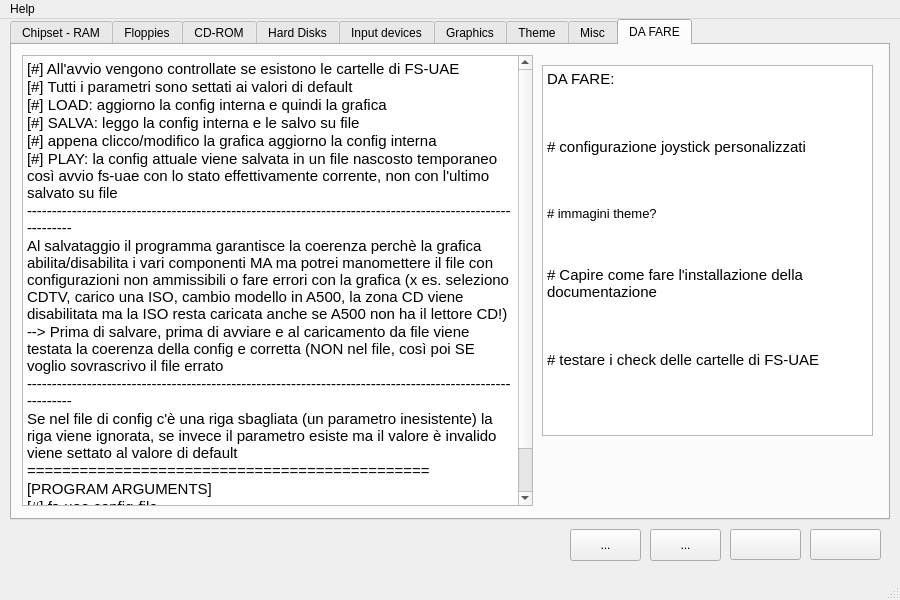
Old version of the form amiga.ui in the repository PSRAmiga/fs-uae.
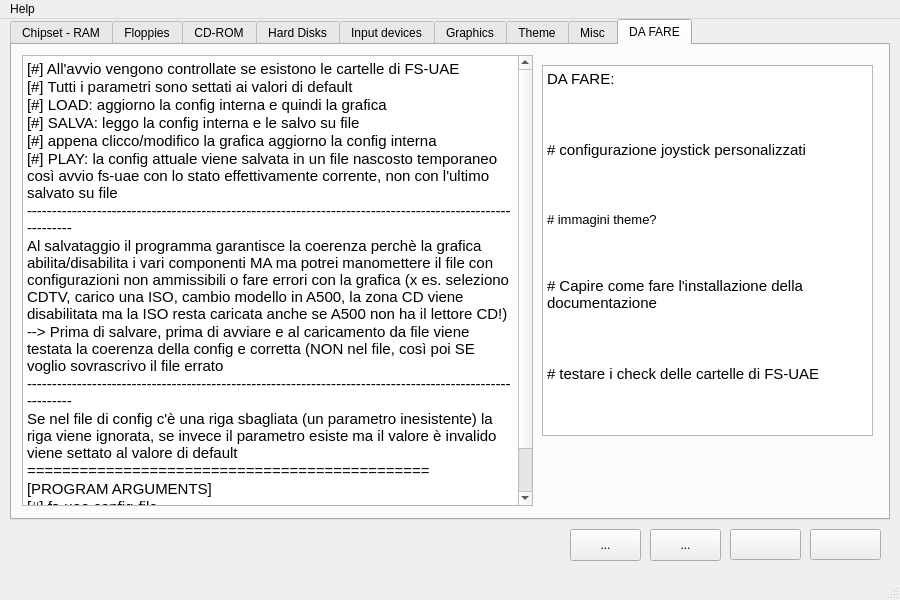
New version of the form. The open tabs and pages were chosen to show the change. Icons and pictures are not drawn.

```diff
--- a/amiga.ui
+++ b/amiga.ui
@@ -6322,20 +6322,20 @@
        <string>&lt;!DOCTYPE HTML PUBLIC &quot;-//W3C//DTD HTML 4.0//EN&quot; &quot;http://www.w3.org/TR/REC-html40/strict.dtd&quot;&gt;
 &lt;html&gt;&lt;head&gt;&lt;meta name=&quot;qrichtext&quot; content=&quot;1&quot; /&gt;&lt;style type=&quot;text/css&quot;&gt;
 p, li { white-space: pre-wrap; }
-&lt;/style&gt;&lt;/head&gt;&lt;body style=&quot; font-family:'DejaVu Sans'; font-size:10pt; font-weight:400; font-style:normal;&quot;&gt;
-&lt;p style=&quot; margin-top:0px; margin-bottom:0px; margin-left:0px; margin-right:0px; -qt-block-indent:0; text-indent:0px;&quot;&gt;&lt;span style=&quot; font-family:'Ubuntu'; font-size:11pt;&quot;&gt;DA FARE:&lt;/span&gt;&lt;/p&gt;
-&lt;p style=&quot;-qt-paragraph-type:empty; margin-top:0px; margin-bottom:0px; margin-left:0px; margin-right:0px; -qt-block-indent:0; text-indent:0px; font-family:'Ubuntu'; font-size:11pt;&quot;&gt;&lt;/p&gt;
-&lt;p style=&quot; margin-top:0px; margin-bottom:0px; margin-left:0px; margin-right:0px; -qt-block-indent:0; text-indent:0px;&quot;&gt;&lt;span style=&quot; font-family:'Ubuntu'; font-size:11pt;&quot;&gt;&lt;br /&gt;&lt;/span&gt;&lt;/p&gt;
-&lt;p style=&quot; margin-top:0px; margin-bottom:0px; margin-left:0px; margin-right:0px; -qt-block-indent:0; text-indent:0px;&quot;&gt;&lt;span style=&quot; font-family:'Ubuntu'; font-size:11pt;&quot;&gt;# configurazione joystick personalizzati&lt;/span&gt;&lt;/p&gt;
-&lt;p style=&quot;-qt-paragraph-type:empty; margin-top:0px; margin-bottom:0px; margin-left:0px; margin-right:0px; -qt-block-indent:0; text-indent:0px; font-family:'Ubuntu'; font-size:11pt;&quot;&gt;&lt;/p&gt;
-&lt;p style=&quot; margin-top:0px; margin-bottom:0px; margin-left:0px; margin-right:0px; -qt-block-indent:0; text-indent:0px;&quot;&gt;&lt;span style=&quot; font-family:'Ubuntu'; font-size:11pt;&quot;&gt;&lt;br /&gt;&lt;/span&gt;&lt;/p&gt;
-&lt;p style=&quot; margin-top:0px; margin-bottom:0px; margin-left:0px; margin-right:0px; -qt-block-indent:0; text-indent:0px;&quot;&gt;# immagini theme?&lt;/p&gt;
+&lt;/style&gt;&lt;/head&gt;&lt;body style=&quot; font-family:'Ubuntu'; font-size:11pt; font-weight:400; font-style:normal;&quot;&gt;
+&lt;p style=&quot; margin-top:0px; margin-bottom:0px; margin-left:0px; margin-right:0px; -qt-block-indent:0; text-indent:0px;&quot;&gt;DA FARE:&lt;/p&gt;
 &lt;p style=&quot;-qt-paragraph-type:empty; margin-top:0px; margin-bottom:0px; margin-left:0px; margin-right:0px; -qt-block-indent:0; text-indent:0px;&quot;&gt;&lt;/p&gt;
 &lt;p style=&quot; margin-top:0px; margin-bottom:0px; margin-left:0px; margin-right:0px; -qt-block-indent:0; text-indent:0px;&quot;&gt;&lt;br /&gt;&lt;/p&gt;
-&lt;p style=&quot; margin-top:0px; margin-bottom:0px; margin-left:0px; margin-right:0px; -qt-block-indent:0; text-indent:0px;&quot;&gt;&lt;span style=&quot; font-family:'Ubuntu'; font-size:11pt;&quot;&gt;# Capire come fare l'installazione della documentazione&lt;/span&gt;&lt;/p&gt;
-&lt;p style=&quot;-qt-paragraph-type:empty; margin-top:0px; margin-bottom:0px; margin-left:0px; margin-right:0px; -qt-block-indent:0; text-indent:0px; font-family:'Ubuntu'; font-size:11pt;&quot;&gt;&lt;/p&gt;
-&lt;p style=&quot; margin-top:0px; margin-bottom:0px; margin-left:0px; margin-right:0px; -qt-block-indent:0; text-indent:0px;&quot;&gt;&lt;span style=&quot; font-family:'Ubuntu'; font-size:11pt;&quot;&gt;&lt;br /&gt;&lt;/span&gt;&lt;/p&gt;
-&lt;p style=&quot; margin-top:0px; margin-bottom:0px; margin-left:0px; margin-right:0px; -qt-block-indent:0; text-indent:0px;&quot;&gt;&lt;span style=&quot; font-family:'Ubuntu'; font-size:11pt;&quot;&gt;# testare i check delle cartelle di FS-UAE&lt;/span&gt;&lt;/p&gt;&lt;/body&gt;&lt;/html&gt;</string>
+&lt;p style=&quot; margin-top:0px; margin-bottom:0px; margin-left:0px; margin-right:0px; -qt-block-indent:0; text-indent:0px;&quot;&gt;# configurazione joystick personalizzati&lt;/p&gt;
+&lt;p style=&quot;-qt-paragraph-type:empty; margin-top:0px; margin-bottom:0px; margin-left:0px; margin-right:0px; -qt-block-indent:0; text-indent:0px;&quot;&gt;&lt;/p&gt;
+&lt;p style=&quot; margin-top:0px; margin-bottom:0px; margin-left:0px; margin-right:0px; -qt-block-indent:0; text-indent:0px;&quot;&gt;&lt;br /&gt;&lt;/p&gt;
+&lt;p style=&quot; margin-top:0px; margin-bottom:0px; margin-left:0px; margin-right:0px; -qt-block-indent:0; text-indent:0px;&quot;&gt;&lt;span style=&quot; font-family:'DejaVu Sans'; font-size:10pt;&quot;&gt;# immagini theme?&lt;/span&gt;&lt;/p&gt;
+&lt;p style=&quot;-qt-paragraph-type:empty; margin-top:0px; margin-bottom:0px; margin-left:0px; margin-right:0px; -qt-block-indent:0; text-indent:0px; font-family:'DejaVu Sans'; font-size:10pt;&quot;&gt;&lt;/p&gt;
+&lt;p style=&quot; margin-top:0px; margin-bottom:0px; margin-left:0px; margin-right:0px; -qt-block-indent:0; text-indent:0px;&quot;&gt;&lt;span style=&quot; font-family:'DejaVu Sans'; font-size:10pt;&quot;&gt;&lt;br /&gt;&lt;/span&gt;&lt;/p&gt;
+&lt;p style=&quot; margin-top:0px; margin-bottom:0px; margin-left:0px; margin-right:0px; -qt-block-indent:0; text-indent:0px;&quot;&gt;# Capire come fare l'installazione della documentazione&lt;/p&gt;
+&lt;p style=&quot;-qt-paragraph-type:empty; margin-top:0px; margin-bottom:0px; margin-left:0px; margin-right:0px; -qt-block-indent:0; text-indent:0px;&quot;&gt;&lt;/p&gt;
+&lt;p style=&quot; margin-top:0px; margin-bottom:0px; margin-left:0px; margin-right:0px; -qt-block-indent:0; text-indent:0px;&quot;&gt;&lt;br /&gt;&lt;/p&gt;
+&lt;p style=&quot; margin-top:0px; margin-bottom:0px; margin-left:0px; margin-right:0px; -qt-block-indent:0; text-indent:0px;&quot;&gt;# testare i check delle cartelle di FS-UAE&lt;/p&gt;&lt;/body&gt;&lt;/html&gt;</string>
       </property>
      </widget>
     </widget>
```
Left out of the diff: 123 changed lines with no effect on the pictures.
